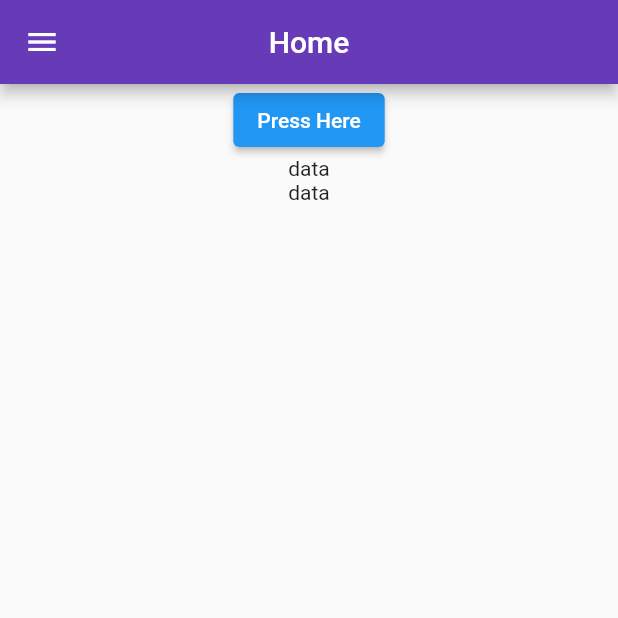
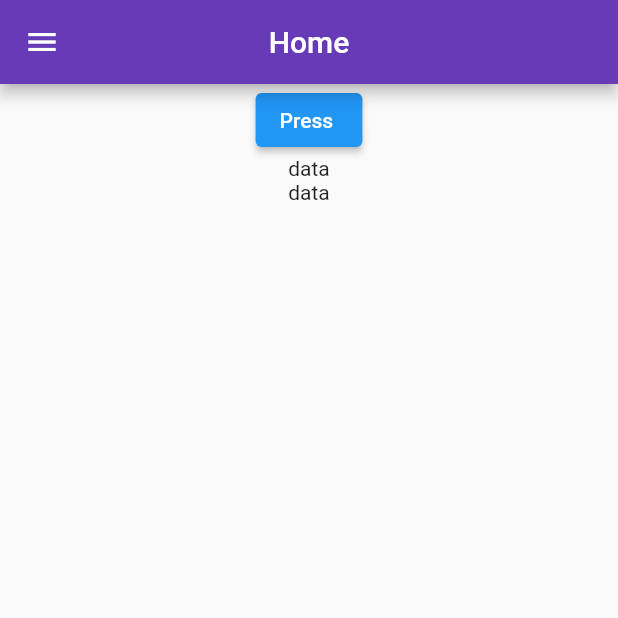
Before and after one commit to vyasaray2001/GitHub_Colab_Try, a Flutter app: the screen it shows after launch, on a phone screen of 412 x 824 dp, the top half of it. Run offline on Flutter 3.47's test engine with Material 2 defaults, Android fonts, the phone set to English and light mode, and no system bars.

Commit message:
Button text

```diff
--- a/lib/utils/button.dart
+++ b/lib/utils/button.dart
@@ -9,7 +9,7 @@ class MyButton extends StatelessWidget {
   Widget build(BuildContext context) {
     return ElevatedButton(
       onPressed: () {},
-      child: Text("Press Here"),
+      child: Text("Press "),
       style: ElevatedButton.styleFrom(backgroundColor: Colors.blue),
     );
   }
```
